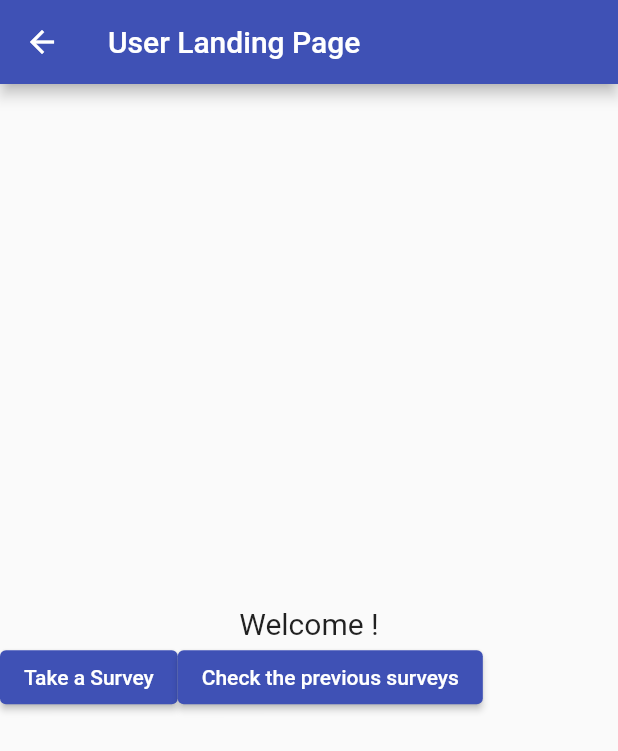
After one commit to osmanGuler19/Survey, a Flutter app: the UserLandingPage screen opened directly, on a phone screen of 412 x 824 dp. The commit adds this screen. Shown: the top 751 px of the screen. Run offline on Flutter 3.47's test engine with Material 2 defaults, Android fonts, the phone set to English and light mode, and no system bars; our stand-ins replace flutter_animation_progress_bar, flutter_svg, graphql_flutter, marquee, progress_indicators; missing offline and left inert: json_helpers; accounts and stored records are empty; network calls fail; project files that could hold a hidden picture were left out.

Commit message:
Adding User landing page

```diff
--- a/mobile_client_flutter/lib/queries/queryStrings.dart
+++ b/mobile_client_flutter/lib/queries/queryStrings.dart
@@ -48,7 +48,8 @@ String addSurvey(String id, String title, String description, String createdAt,
             }""";
 }
 
-String addSurveyWithoutAnswers(String id, String title, String description, String createdAt, String userEmail) {
+String addSurveyWithoutAnswers(String id, String title, String description,
+    String createdAt, String userEmail) {
   return """mutation{
               createSurveys(
                 input: {
@@ -66,8 +67,8 @@ String addSurveyWithoutAnswers(String id, String title, String description, Stri
             }""";
 }
 
-
-String addAnswer(int order, String response, String surveyId, String questionText) {
+String addAnswer(
+    int order, String response, String surveyId, String questionText) {
   return """mutation{
 	            createAnswers(
                 input: {
@@ -83,8 +84,7 @@ String addAnswer(int order, String response, String surveyId, String questionTex
             }""";
 }
 
-
-String updateSurveyTime(String survey_id, DateTime updatedAt){
+String updateSurveyTime(String survey_id, DateTime updatedAt) {
   return """mutation{
               updateSurveys(
                 where:{survey_id:"$survey_id"}
@@ -98,7 +98,7 @@ String updateSurveyTime(String survey_id, DateTime updatedAt){
             }""";
 }
 
-String updateSurvey(String survey_id, DateTime updatedAt, List answers){
+String updateSurvey(String survey_id, DateTime updatedAt, List answers) {
   return """mutation{
               updateSurveys(
                 where:{survey_id:"$survey_id"}
@@ -112,3 +112,9 @@ String updateSurvey(String survey_id, DateTime updatedAt, List answers){
                 }
             }""";
 }
+
+String getUsersSurveys(String userEmail) {
+  return """query{
+              surveys(where:{user:{email:"$userEmail"}}){survey_id,title,description,created_at,updated_at,user{email,name,surname,passw}}
+            }""";
+}
--- /dev/null
+++ b/mobile_client_flutter/lib/view/user_landing.dart
@@ -0,0 +1,67 @@
+import 'package:client_flutter/view/question.dart';
+import 'package:client_flutter/view/users_surveys_list.dart';
+import 'package:client_flutter/viewmodel/surveyViewModel.dart';
+import 'package:flutter/material.dart';
+import '../viewmodel/userViewModel.dart';
+import 'package:provider/provider.dart';
+import '../../model/myModel.dart';
+import '../../constants/strings.dart';
+
+class UserLandingPage extends StatelessWidget {
+  const UserLandingPage({Key? key}) : super(key: key);
+  @override
+  Widget build(BuildContext context) {
+    final vm = Provider.of<UserViewModel>(context);
+    final vms = Provider.of<SurveyViewModel>(context);
+    return Scaffold(
+      appBar: AppBar(
+        title: Text("User Landing Page"),
+      ),
+      body: Container(
+          child: Center(
+              child: Column(
+                  mainAxisAlignment: MainAxisAlignment.center,
+                  children: <Widget>[
+            Text(
+              'Welcome ${vm.user.name}!',
+              style: TextStyle(fontSize: 20),
+            ),
+            Row(
+              children: [
+                ElevatedButton(
+                    onPressed: () async {
+                      vms.survey = new Survey(
+                          survey_id:
+                              vm.user.email + "--" + DateTime.now().toString(),
+                          title: survey_title,
+                          description: survey_description,
+                          created_at: DateTime.now(),
+                          user: vm.user);
+                      print(vms.survey.survey_id);
+                      await vms.AddSurveyWithoutAnswers(
+                          vm.user.email + "--" + DateTime.now().toString(),
+                          survey_title,
+                          survey_description,
+                          DateTime.now(),
+                          vm.user);
+
+                      Navigator.push(
+                          context,
+                          MaterialPageRoute(
+                              builder: (context) => QuestionPage()));
+                    },
+                    child: Text("Take a Survey")),
+                ElevatedButton(
+                    onPressed: () {
+                      Navigator.push(
+                          context,
+                          MaterialPageRoute(
+                              builder: (context) => UserSurveyListPage()));
+                    },
+                    child: Text("Check the previous surveys")),
+              ],
+            ),
+          ]))),
+    );
+  }
+}
--- a/mobile_client_flutter/lib/viewmodel/surveyViewModel.dart
+++ b/mobile_client_flutter/lib/viewmodel/surveyViewModel.dart
@@ -12,8 +12,11 @@ class SurveyViewModel extends ChangeNotifier {
   int answerOrder = 0;
   late Survey survey;
   late S_State s_state;
+  late List userSurveys;
+
   SurveyViewModel() {
     s_state = S_State.DEFAULT;
+    userSurveys = [];
   }
 
   void setState(S_State state) {
@@ -25,15 +28,47 @@ class SurveyViewModel extends ChangeNotifier {
     return this.s_state;
   }
 
+  Future<List<Survey>> getUserSurveys(String user_email) async {
+    try {
+      setState(S_State.BUSY);
+      final QueryOptions options = QueryOptions(
+        document: gql(getUsersSurveys(user_email)),
+      );
+      GraphQLClient client = await getClient();
+      final QueryResult result = await client.query(options);
+
+      List<Survey> surveys = [];
+      s_state = S_State.IDLE;
+      List<dynamic> qs = result.data!["surveys"] as List<dynamic>;
+      for (int ind = 0; ind < qs.length; ind++) {
+        Survey temp = Survey.fromJson(qs[ind]);
+        surveys.add(temp);
+        userSurveys.add(temp);
+      }
+      notifyListeners();
+      return surveys;
+    } catch (e) {
+      print(e);
+      setState(S_State.ERROR);
+      return [];
+    }
+  }
+
   // Time should be sent as format at MM/DD/YYYY
   // like 2021-11-13T00:00:00+03:00
-
-  Future<void>
-    AddSurvey(String survey_id,String title,String description,List<Answer> answers, DateTime create_time, DateTime update_time, User user) async {
+  Future<void> AddSurvey(
+      String survey_id,
+      String title,
+      String description,
+      List<Answer> answers,
+      DateTime create_time,
+      DateTime update_time,
+      User user) async {
     try {
       setState(S_State.BUSY);
       final MutationOptions options = MutationOptions(
-        document: gql(addSurvey(survey_id, title, description,create_time.toString(), update_time.toString(), user.email)),
+        document: gql(addSurvey(survey_id, title, description,
+            create_time.toString(), update_time.toString(), user.email)),
       );
 
       GraphQLClient client = await getClient();
@@ -51,13 +86,13 @@ class SurveyViewModel extends ChangeNotifier {
     }
   }
 
-
-  Future<void>
-    AddSurveyWithoutAnswers(String survey_id,String title,String description, DateTime create_time, User user) async {
+  Future<void> AddSurveyWithoutAnswers(String survey_id, String title,
+      String description, DateTime create_time, User user) async {
     try {
       setState(S_State.BUSY);
       final MutationOptions options = MutationOptions(
-        document: gql(addSurveyWithoutAnswers(survey_id, title, description,create_time.toString(), user.email)),
+        document: gql(addSurveyWithoutAnswers(
+            survey_id, title, description, create_time.toString(), user.email)),
       );
 
       GraphQLClient client = await getClient();
```
Also changed, not shown: mobile_client_flutter/lib/main.dart (+9 -3 lines), mobile_client_flutter/lib/view/users_surveys_list.dart (added, +25 -0 lines), mobile_client_flutter/lib/widgets/login_page/user_login_login_button.dart (+6 -1 lines).
